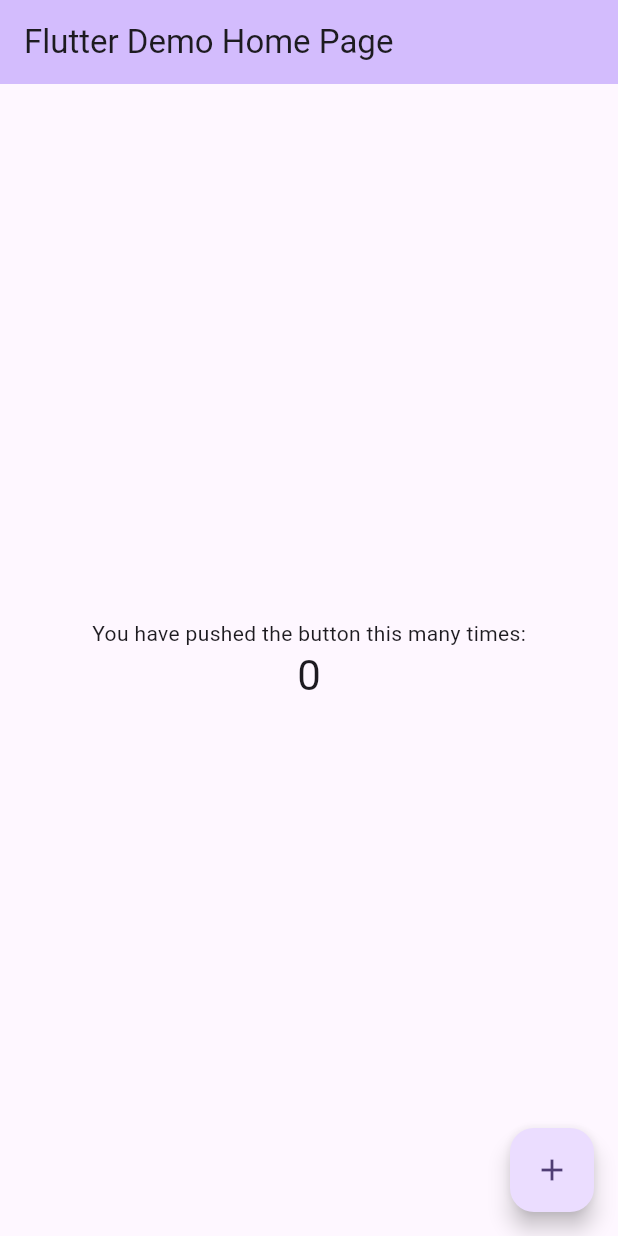
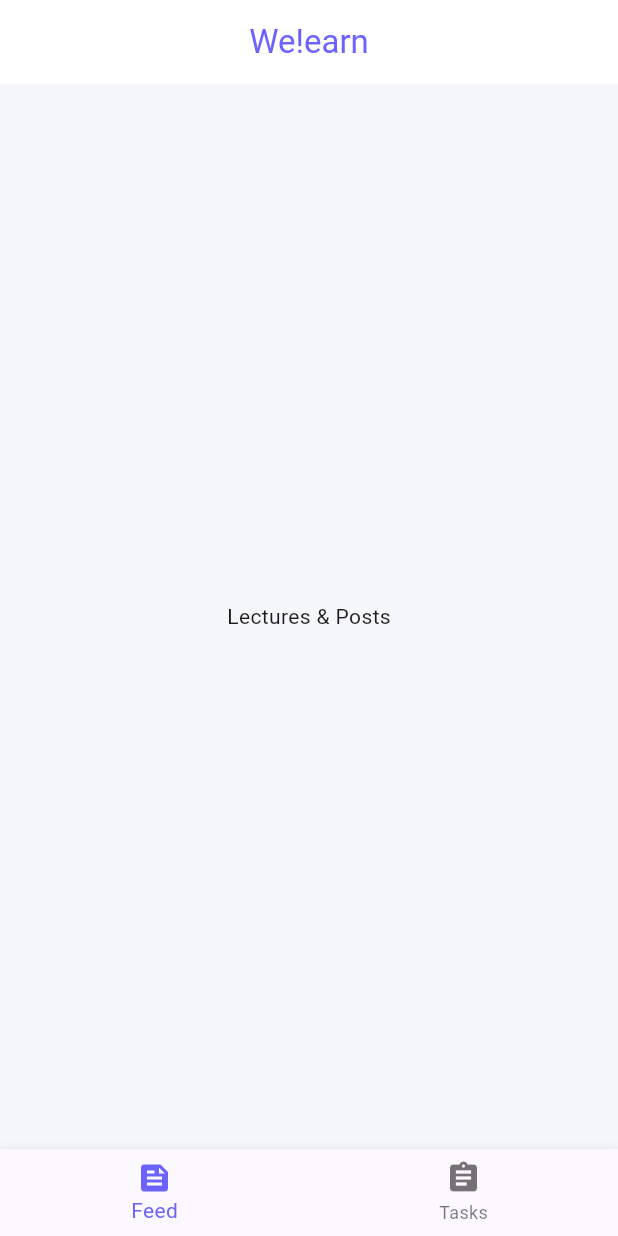
Before and after one commit to DevOps-Oct2025-Team3-T03/DevOps_Oct2025_Team3_T03_Assignment, a Flutter app: the screen it shows after launch, on a phone screen of 412 x 824 dp. Run offline on Flutter 3.47's test engine with Material 3 defaults, Android fonts, the phone set to English and light mode, and no system bars.

Commit message:
replaced default demo page with basic skeleton of prototype

```diff
--- a/flutter_application_frontend/lib/main.dart
+++ b/flutter_application_frontend/lib/main.dart
@@ -1,140 +1,66 @@
-// importing flutter material package
-// this includes all the material design components
-// that can be used for free in UI development
 import 'package:flutter/material.dart';
+import 'theme.dart';
+// Import your widgets as you build them
 
-// the main function is a global function
-// the runApp function takes the given widget
-// and inflates it to fill the screen of the device
-// function in runApp() = what you see on screen
-void main() {
-  runApp(const MyApp());
+void main() => runApp(const WeLearnApp());
+
+class WeLearnApp extends StatelessWidget {
+  const WeLearnApp({super.key});
+
+  @override
+  Widget build(BuildContext context) {
+    return MaterialApp(theme: WeLearnTheme.lightTheme, home: const HomePage());
+  }
 }
 
-// Run application with "flutter run".
-// hot reload: press r in the command line, or press the "hot reload button in a Flutter supported IDE
-//   hot reload reloads the app without resetting states,
-//   e.g. int clickCounter = 27, after hot reload: int clickCounter = 27, no resetting of state
-// hot restart press R in the command line, or press the "hot restart" button in a Flutter supported IDE
-//   hot restart restarts the app and resets states as well.
-//   e.g. int clickCounter = 27, after hot restart: int clickCounter = 0, state is reset
+// --- PAGES SECTION ---
 
-// StatelessWidget = immutable widget
-// Stateless widgets are used to create UI elements that do not change dynamically over time
-// as the name suggests, they are static and do not maintain any internal state
-class MyApp extends StatelessWidget {
-  const MyApp({super.key});
+class HomePage extends StatefulWidget {
+  const HomePage({super.key});
+  @override
+  State<HomePage> createState() => _HomePageState();
+}
 
-  // This widget is the root of your application.
+class _HomePageState extends State<HomePage> {
+  int _currentIndex = 0;
+
+  // List of pages kept in the same file
+  final List<Widget> _pages = [const FeedPage(), const AssignmentPage()];
+
   @override
   Widget build(BuildContext context) {
-    return MaterialApp(
-      title: 'Flutter Demo',
-      theme: ThemeData(
-        // This is the theme of your application.
-        //
-        // TRY THIS: Try running your application with "flutter run". You'll see
-        // the application has a purple toolbar. Then, without quitting the app,
-        // try changing the seedColor in the colorScheme below to Colors.green
-        // and then invoke "hot reload" (save your changes or press the "hot
-        // reload" button in a Flutter-supported IDE, or press "r" if you used
-        // the command line to start the app).
-        //
-        // Notice that the counter didn't reset back to zero; the application
-        // state is not lost during the reload. To reset the state, use hot
-        // restart instead.
-        //
-        // This works for code too, not just values: Most code changes can be
-        // tested with just a hot reload.
-        colorScheme: .fromSeed(seedColor: Colors.deepPurple),
+    return Scaffold(
+      body: _pages[_currentIndex],
+      bottomNavigationBar: BottomNavigationBar(
+        currentIndex: _currentIndex,
+        onTap: (index) => setState(() => _currentIndex = index),
+        items: const [
+          BottomNavigationBarItem(icon: Icon(Icons.feed), label: "Feed"),
+          BottomNavigationBarItem(icon: Icon(Icons.assignment), label: "Tasks"),
+        ],
       ),
-      home: const MyHomePage(title: 'Flutter Demo Home Page'),
     );
   }
 }
 
-class MyHomePage extends StatefulWidget {
-  const MyHomePage({super.key, required this.title});
-
-  // This widget is the home page of your application. It is stateful, meaning
-  // that it has a State object (defined below) that contains fields that affect
-  // how it looks.
-
-  // This class is the configuration for the state. It holds the values (in this
-  // case the title) provided by the parent (in this case the App widget) and
-  // used by the build method of the State. Fields in a Widget subclass are
-  // always marked "final".
-
-  final String title;
-
-  @override
-  State<MyHomePage> createState() => _MyHomePageState();
-}
-
-class _MyHomePageState extends State<MyHomePage> {
-  int _counter = 0;
-
-  void _incrementCounter() {
-    setState(() {
-      // This call to setState tells the Flutter framework that something has
-      // changed in this State, which causes it to rerun the build method below
-      // so that the display can reflect the updated values. If we changed
-      // _counter without calling setState(), then the build method would not be
-      // called again, and so nothing would appear to happen.
-      _counter++;
-    });
-  }
-
+class FeedPage extends StatelessWidget {
+  const FeedPage({super.key});
   @override
   Widget build(BuildContext context) {
-    // This method is rerun every time setState is called, for instance as done
-    // by the _incrementCounter method above.
-    //
-    // The Flutter framework has been optimized to make rerunning build methods
-    // fast, so that you can just rebuild anything that needs updating rather
-    // than having to individually change instances of widgets.
     return Scaffold(
-      appBar: AppBar(
-        // TRY THIS: Try changing the color here to a specific color (to
-        // Colors.amber, perhaps?) and trigger a hot reload to see the AppBar
-        // change color while the other colors stay the same.
-        backgroundColor: Theme.of(context).colorScheme.inversePrimary,
-        // Here we take the value from the MyHomePage object that was created by
-        // the App.build method, and use it to set our appbar title.
-        title: Text(widget.title),
-      ),
-      body: Center(
-        // Center is a layout widget. It takes a single child and positions it
-        // in the middle of the parent.
-        child: Column(
-          // Column is also a layout widget. It takes a list of children and
-          // arranges them vertically. By default, it sizes itself to fit its
-          // children horizontally, and tries to be as tall as its parent.
-          //
-          // Column has various properties to control how it sizes itself and
-          // how it positions its children. Here we use mainAxisAlignment to
-          // center the children vertically; the main axis here is the vertical
-          // axis because Columns are vertical (the cross axis would be
-          // horizontal).
-          //
-          // TRY THIS: Invoke "debug painting" (choose the "Toggle Debug Paint"
-          // action in the IDE, or press "p" in the console), to see the
-          // wireframe for each widget.
-          mainAxisAlignment: .center,
-          children: [
-            const Text('You have pushed the button this many times:'),
-            Text(
-              '$_counter',
-              style: Theme.of(context).textTheme.headlineMedium,
-            ),
-          ],
-        ),
-      ),
-      floatingActionButton: FloatingActionButton(
-        onPressed: _incrementCounter,
-        tooltip: 'Increment',
-        child: const Icon(Icons.add),
-      ),
+      appBar: AppBar(title: const Text("We!earn")),
+      body: const Center(child: Text("Lectures & Posts")),
     );
   }
 }
+
+class AssignmentPage extends StatelessWidget {
+  const AssignmentPage({super.key});
+  @override
+  Widget build(BuildContext context) {
+    return Scaffold(
+      appBar: AppBar(title: const Text("Assignments")),
+      body: const Center(child: Text("Submit your work")),
+    );
+  }
+}
--- /dev/null
+++ b/flutter_application_frontend/lib/theme.dart
@@ -0,0 +1,34 @@
+import 'package:flutter/material.dart';
+
+class WeLearnTheme {
+  // Brand Colors
+  static const Color primaryPurple = Color(0xFF6C63FF);
+  static const Color accentCyan = Color(0xFF00D2FF);
+  static const Color darkText = Color(0xFF2D2D2D);
+
+  static ThemeData get lightTheme {
+    return ThemeData(
+      useMaterial3: true,
+      colorScheme: ColorScheme.fromSeed(
+        seedColor: primaryPurple,
+        primary: primaryPurple,
+        secondary: accentCyan,
+      ),
+      scaffoldBackgroundColor: const Color(0xFFF5F7FA),
+      appBarTheme: const AppBarTheme(
+        centerTitle: true,
+        backgroundColor: Colors.white,
+        foregroundColor: primaryPurple,
+        elevation: 0,
+      ),
+      cardTheme: const CardThemeData(
+        // Changed from CardTheme to CardThemeData
+        elevation: 0,
+        shape: RoundedRectangleBorder(
+          borderRadius: BorderRadius.all(Radius.circular(16)),
+          side: BorderSide(color: Color(0xFFEEEEEE)),
+        ),
+      ),
+    );
+  }
+}
```
Also changed, not shown: flutter_application_frontend/lib/widgets/feed/post_card.dart (added, +54 -0 lines).
